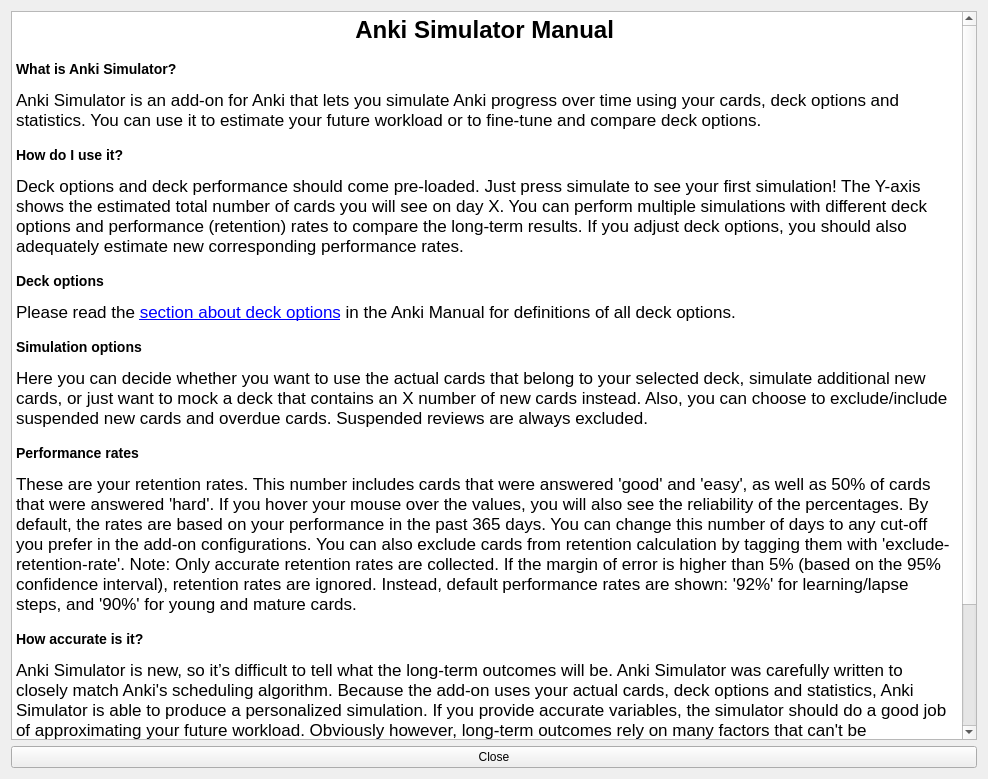
Old version of the form designer/manual_dialog.ui in the repository giovannihenriksen/Anki-Simulator.
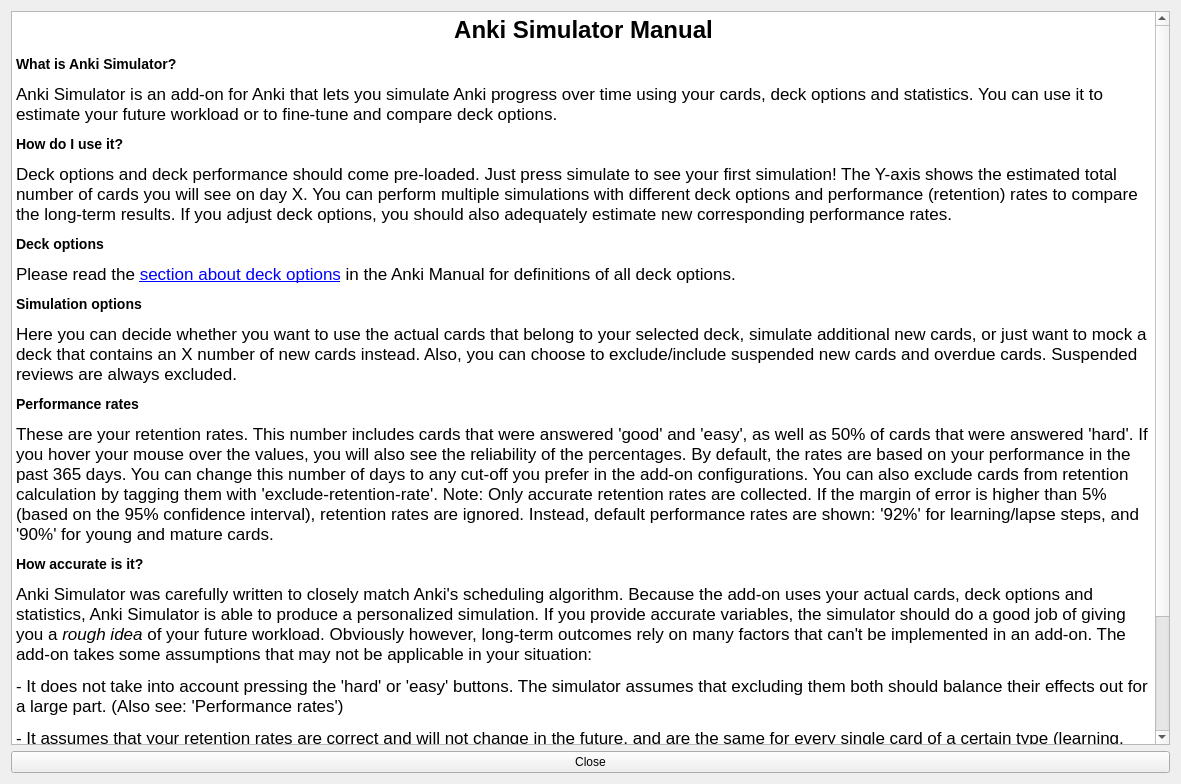
New version of the form.

Patch:
```diff
--- a/designer/manual_dialog.ui
+++ b/designer/manual_dialog.ui
@@ -6,8 +6,8 @@
    <rect>
     <x>0</x>
     <y>0</y>
-    <width>988</width>
-    <height>779</height>
+    <width>1181</width>
+    <height>784</height>
    </rect>
   </property>
   <property name="windowTitle">
@@ -21,20 +21,23 @@
 &lt;html&gt;&lt;head&gt;&lt;meta name=&quot;qrichtext&quot; content=&quot;1&quot; /&gt;&lt;style type=&quot;text/css&quot;&gt;
 p, li { white-space: pre-wrap; }
 &lt;/style&gt;&lt;/head&gt;&lt;body style=&quot; font-family:'.AppleSystemUIFont'; font-size:13pt; font-weight:400; font-style:normal;&quot;&gt;
-&lt;p align=&quot;center&quot; style=&quot; margin-top:18px; margin-bottom:12px; margin-left:0px; margin-right:0px; -qt-block-indent:0; text-indent:0px;&quot;&gt;&lt;a name=&quot;ankisimulatormanual&quot;&gt;&lt;/a&gt;&lt;span style=&quot; font-size:xx-large; font-weight:600;&quot;&gt;A&lt;/span&gt;&lt;span style=&quot; font-size:xx-large; font-weight:600;&quot;&gt;nki Simulator Manual&lt;/span&gt; &lt;/p&gt;
-&lt;p style=&quot; margin-top:14px; margin-bottom:12px; margin-left:0px; margin-right:0px; -qt-block-indent:0; text-indent:0px;&quot;&gt;&lt;a name=&quot;whatisankisimulator&quot;&gt;&lt;/a&gt;&lt;span style=&quot; font-size:large; font-weight:600;&quot;&gt;W&lt;/span&gt;&lt;span style=&quot; font-size:large; font-weight:600;&quot;&gt;hat is Anki Simulator?&lt;/span&gt; &lt;/p&gt;
+&lt;p align=&quot;center&quot; style=&quot; margin-top:12px; margin-bottom:12px; margin-left:0px; margin-right:0px; -qt-block-indent:0; text-indent:0px;&quot;&gt;&lt;a name=&quot;ankisimulatormanual&quot;&gt;&lt;/a&gt;&lt;span style=&quot; font-size:xx-large; font-weight:600;&quot;&gt;A&lt;/span&gt;&lt;span style=&quot; font-size:xx-large; font-weight:600;&quot;&gt;nki Simulator Manual&lt;/span&gt;&lt;/p&gt;
+&lt;p style=&quot; margin-top:12px; margin-bottom:12px; margin-left:0px; margin-right:0px; -qt-block-indent:0; text-indent:0px;&quot;&gt;&lt;a name=&quot;whatisankisimulator&quot;&gt;&lt;/a&gt;&lt;span style=&quot; font-size:large; font-weight:600;&quot;&gt;W&lt;/span&gt;&lt;span style=&quot; font-size:large; font-weight:600;&quot;&gt;hat is Anki Simulator?&lt;/span&gt;&lt;/p&gt;
 &lt;p style=&quot; margin-top:12px; margin-bottom:12px; margin-left:0px; margin-right:0px; -qt-block-indent:0; text-indent:0px;&quot;&gt;Anki Simulator is an add-on for Anki that lets you simulate Anki progress over time using your cards, deck options and statistics. You can use it to estimate your future workload or to fine-tune and compare deck options.&lt;/p&gt;
-&lt;p style=&quot; margin-top:14px; margin-bottom:12px; margin-left:0px; margin-right:0px; -qt-block-indent:0; text-indent:0px;&quot;&gt;&lt;a name=&quot;howdoiuseit&quot;&gt;&lt;/a&gt;&lt;span style=&quot; font-size:large; font-weight:600;&quot;&gt;H&lt;/span&gt;&lt;span style=&quot; font-size:large; font-weight:600;&quot;&gt;ow do I use it?&lt;/span&gt; &lt;/p&gt;
+&lt;p style=&quot; margin-top:12px; margin-bottom:12px; margin-left:0px; margin-right:0px; -qt-block-indent:0; text-indent:0px;&quot;&gt;&lt;a name=&quot;howdoiuseit&quot;&gt;&lt;/a&gt;&lt;span style=&quot; font-size:large; font-weight:600;&quot;&gt;H&lt;/span&gt;&lt;span style=&quot; font-size:large; font-weight:600;&quot;&gt;ow do I use it?&lt;/span&gt;&lt;/p&gt;
 &lt;p style=&quot; margin-top:12px; margin-bottom:12px; margin-left:0px; margin-right:0px; -qt-block-indent:0; text-indent:0px;&quot;&gt;Deck options and deck performance should come pre-loaded. Just press simulate to see your first simulation! The Y-axis shows the estimated total number of cards you will see on day X. You can perform multiple simulations with different deck options and performance (retention) rates to compare the long-term results. If you adjust deck options, you should also adequately estimate new corresponding performance rates. &lt;/p&gt;
-&lt;p style=&quot; margin-top:14px; margin-bottom:12px; margin-left:0px; margin-right:0px; -qt-block-indent:0; text-indent:0px;&quot;&gt;&lt;a name=&quot;deckoptions&quot;&gt;&lt;/a&gt;&lt;span style=&quot; font-size:large; font-weight:600;&quot;&gt;D&lt;/span&gt;&lt;span style=&quot; font-size:large; font-weight:600;&quot;&gt;eck options&lt;/span&gt; &lt;/p&gt;
+&lt;p style=&quot; margin-top:12px; margin-bottom:12px; margin-left:0px; margin-right:0px; -qt-block-indent:0; text-indent:0px;&quot;&gt;&lt;a name=&quot;deckoptions&quot;&gt;&lt;/a&gt;&lt;span style=&quot; font-size:large; font-weight:600;&quot;&gt;D&lt;/span&gt;&lt;span style=&quot; font-size:large; font-weight:600;&quot;&gt;eck options&lt;/span&gt;&lt;/p&gt;
 &lt;p style=&quot; margin-top:12px; margin-bottom:12px; margin-left:0px; margin-right:0px; -qt-block-indent:0; text-indent:0px;&quot;&gt;Please read the &lt;a href=&quot;https://docs.ankiweb.net/#/deck-options&quot;&gt;&lt;span style=&quot; text-decoration: underline; color:#0000ff;&quot;&gt;section about deck options&lt;/span&gt;&lt;/a&gt; in the Anki Manual for definitions of all deck options. &lt;/p&gt;
-&lt;p style=&quot; margin-top:14px; margin-bottom:12px; margin-left:0px; margin-right:0px; -qt-block-indent:0; text-indent:0px;&quot;&gt;&lt;a name=&quot;simulationoptions&quot;&gt;&lt;/a&gt;&lt;span style=&quot; font-size:large; font-weight:600;&quot;&gt;S&lt;/span&gt;&lt;span style=&quot; font-size:large; font-weight:600;&quot;&gt;imulation options&lt;/span&gt; &lt;/p&gt;
+&lt;p style=&quot; margin-top:12px; margin-bottom:12px; margin-left:0px; margin-right:0px; -qt-block-indent:0; text-indent:0px;&quot;&gt;&lt;a name=&quot;simulationoptions&quot;&gt;&lt;/a&gt;&lt;span style=&quot; font-size:large; font-weight:600;&quot;&gt;S&lt;/span&gt;&lt;span style=&quot; font-size:large; font-weight:600;&quot;&gt;imulation options&lt;/span&gt;&lt;/p&gt;
 &lt;p style=&quot; margin-top:12px; margin-bottom:12px; margin-left:0px; margin-right:0px; -qt-block-indent:0; text-indent:0px;&quot;&gt;Here you can decide whether you want to use the actual cards that belong to your selected deck, simulate additional new cards, or just want to mock a deck that contains an X number of new cards instead. Also, you can choose to exclude/include suspended new cards and overdue cards. Suspended reviews are always excluded. &lt;/p&gt;
-&lt;p style=&quot; margin-top:14px; margin-bottom:12px; margin-left:0px; margin-right:0px; -qt-block-indent:0; text-indent:0px;&quot;&gt;&lt;a name=&quot;performancerates&quot;&gt;&lt;/a&gt;&lt;span style=&quot; font-size:large; font-weight:600;&quot;&gt;P&lt;/span&gt;&lt;span style=&quot; font-size:large; font-weight:600;&quot;&gt;erformance rates&lt;/span&gt; &lt;/p&gt;
+&lt;p style=&quot; margin-top:12px; margin-bottom:12px; margin-left:0px; margin-right:0px; -qt-block-indent:0; text-indent:0px;&quot;&gt;&lt;a name=&quot;performancerates&quot;&gt;&lt;/a&gt;&lt;span style=&quot; font-size:large; font-weight:600;&quot;&gt;P&lt;/span&gt;&lt;span style=&quot; font-size:large; font-weight:600;&quot;&gt;erformance rates&lt;/span&gt;&lt;/p&gt;
 &lt;p style=&quot; margin-top:12px; margin-bottom:12px; margin-left:0px; margin-right:0px; -qt-block-indent:0; text-indent:0px;&quot;&gt;These are your retention rates. This number includes cards that were answered 'good' and 'easy', as well as 50% of cards that were answered 'hard'. If you hover your mouse over the values, you will also see the reliability of the percentages. By default, the rates are based on your performance in the past 365 days. You can change this number of days to any cut-off you prefer in the add-on configurations. You can also exclude cards from retention calculation by tagging them with 'exclude-retention-rate'. Note: Only accurate retention rates are collected. If the margin of error is higher than 5% (based on the 95% confidence interval), retention rates are ignored. Instead, default performance rates are shown: '92%' for learning/lapse steps, and '90%' for young and mature cards. &lt;/p&gt;
-&lt;p style=&quot; margin-top:14px; margin-bottom:12px; margin-left:0px; margin-right:0px; -qt-block-indent:0; text-indent:0px;&quot;&gt;&lt;a name=&quot;howaccurateisit&quot;&gt;&lt;/a&gt;&lt;span style=&quot; font-size:large; font-weight:600;&quot;&gt;H&lt;/span&gt;&lt;span style=&quot; font-size:large; font-weight:600;&quot;&gt;ow accurate is it?&lt;/span&gt; &lt;/p&gt;
-&lt;p style=&quot; margin-top:12px; margin-bottom:12px; margin-left:0px; margin-right:0px; -qt-block-indent:0; text-indent:0px;&quot;&gt;&lt;span style=&quot; font-family:'Helvetica Neue';&quot;&gt;Anki Simulator is new, so it’s difficult to tell what the long-term outcomes will be. Anki Simulator was carefully written to closely match Anki's scheduling algorithm. Because the add-on uses your actual cards, deck options and statistics, Anki Simulator is able to produce a personalized simulation. If you provide accurate variables, the simulator should do a good job of approximating your future workload. Obviously however, long-term outcomes rely on many factors that can't be implemented in an add-on. Furthermore, some factors were not taken into account: such as pressing ‘hard’ or ‘easy’ buttons. The simulator assumes that excluding them both should balance their effects out for a large part. Lastly, keep in mind that your future performance rates may vary.&lt;/span&gt;&lt;/p&gt;
-&lt;p style=&quot; margin-top:14px; margin-bottom:12px; margin-left:0px; margin-right:0px; -qt-block-indent:0; text-indent:0px;&quot;&gt;&lt;a name=&quot;canihelpimproveankisimulator&quot;&gt;&lt;/a&gt;&lt;span style=&quot; font-size:large; font-weight:600;&quot;&gt;C&lt;/span&gt;&lt;span style=&quot; font-size:large; font-weight:600;&quot;&gt;an I help improve Anki Simulator?&lt;/span&gt; &lt;/p&gt;
+&lt;p style=&quot; margin-top:12px; margin-bottom:12px; margin-left:0px; margin-right:0px; -qt-block-indent:0; text-indent:0px;&quot;&gt;&lt;a name=&quot;howaccurateisit&quot;&gt;&lt;/a&gt;&lt;span style=&quot; font-size:large; font-weight:600;&quot;&gt;H&lt;/span&gt;&lt;span style=&quot; font-size:large; font-weight:600;&quot;&gt;ow accurate is it?&lt;/span&gt;&lt;/p&gt;
+&lt;p style=&quot; margin-top:12px; margin-bottom:12px; margin-left:0px; margin-right:0px; -qt-block-indent:0; text-indent:0px;&quot;&gt;&lt;span style=&quot; font-family:'Helvetica Neue';&quot;&gt;Anki Simulator was carefully written to closely match Anki's scheduling algorithm. Because the add-on uses your actual cards, deck options and statistics, Anki Simulator is able to produce a personalized simulation. If you provide accurate variables, the simulator should do a good job of giving you a &lt;/span&gt;&lt;span style=&quot; font-family:'Helvetica Neue'; font-style:italic;&quot;&gt;rough idea&lt;/span&gt;&lt;span style=&quot; font-family:'Helvetica Neue';&quot;&gt; of your future workload. Obviously however, long-term outcomes rely on many factors that can't be implemented in an add-on. The add-on takes some assumptions that may not be applicable in your situation:&lt;/span&gt;&lt;/p&gt;
+&lt;p style=&quot; margin-top:12px; margin-bottom:12px; margin-left:0px; margin-right:0px; -qt-block-indent:0; text-indent:0px;&quot;&gt;&lt;span style=&quot; font-family:'Helvetica Neue';&quot;&gt;- It does not take into account pressing the 'hard' or 'easy' buttons. The simulator assumes that excluding them both should balance their effects out for a large part. (Also see: 'Performance rates')&lt;/span&gt;&lt;/p&gt;
+&lt;p style=&quot; margin-top:12px; margin-bottom:12px; margin-left:0px; margin-right:0px; -qt-block-indent:0; text-indent:0px;&quot;&gt;&lt;span style=&quot; font-family:'Helvetica Neue';&quot;&gt;- It assumes that your retention rates are correct and will not change in the future, and are the same for every single card of a certain type (learning, lapse, young, mature), regardless of individual difficulty.&lt;/span&gt;&lt;/p&gt;
+&lt;p style=&quot; margin-top:12px; margin-bottom:12px; margin-left:0px; margin-right:0px; -qt-block-indent:0; text-indent:0px;&quot;&gt;&lt;span style=&quot; font-family:'Helvetica Neue';&quot;&gt;- It assumes that no days are skipped.&lt;/span&gt;&lt;/p&gt;
+&lt;p style=&quot; margin-top:12px; margin-bottom:12px; margin-left:0px; margin-right:0px; -qt-block-indent:0; text-indent:0px;&quot;&gt;&lt;a name=&quot;canihelpimproveankisimulator&quot;&gt;&lt;/a&gt;&lt;span style=&quot; font-size:large; font-weight:600;&quot;&gt;C&lt;/span&gt;&lt;span style=&quot; font-size:large; font-weight:600;&quot;&gt;an I help improve Anki Simulator?&lt;/span&gt;&lt;/p&gt;
 &lt;p style=&quot; margin-top:12px; margin-bottom:12px; margin-left:0px; margin-right:0px; -qt-block-indent:0; text-indent:0px;&quot;&gt;Of course! Anki Simulator is open-source. Anyone is free to suggest new features, submit issues or file pull requests. You can find the project on &lt;a href=&quot;https://github.com/giovannihenriksen/Anki-Simulator&quot;&gt;&lt;span style=&quot; text-decoration: underline; color:#0000ff;&quot;&gt;Github&lt;/span&gt;&lt;/a&gt;.&lt;/p&gt;&lt;/body&gt;&lt;/html&gt;</string>
      </property>
      <property name="openExternalLinks">
```
